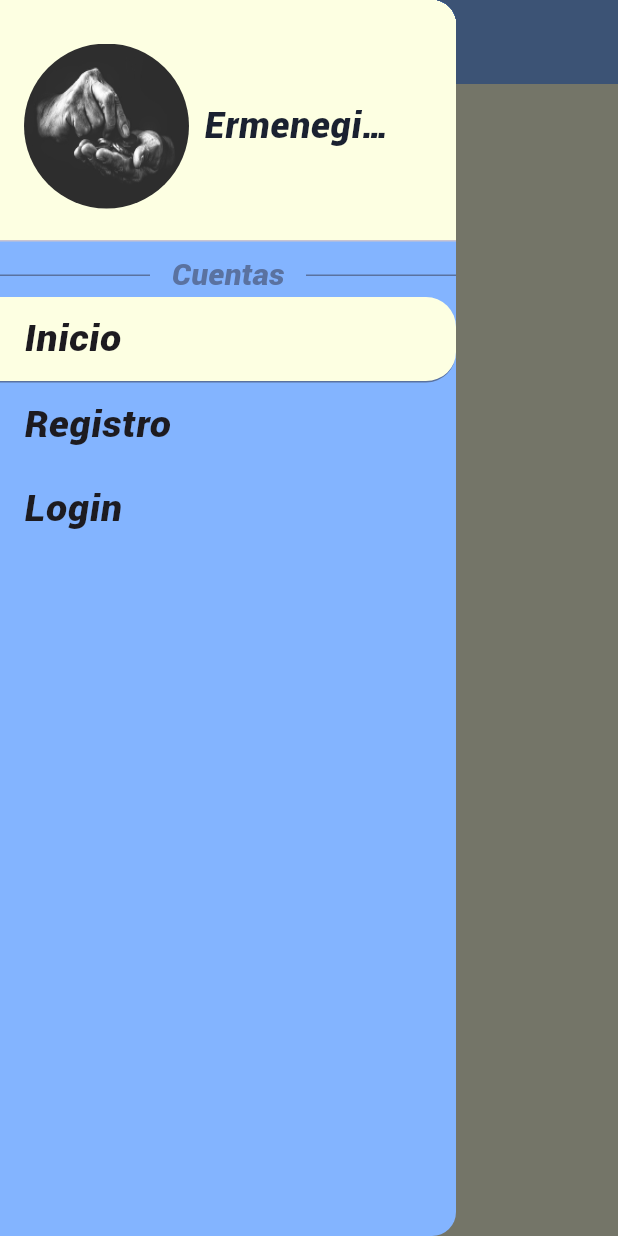
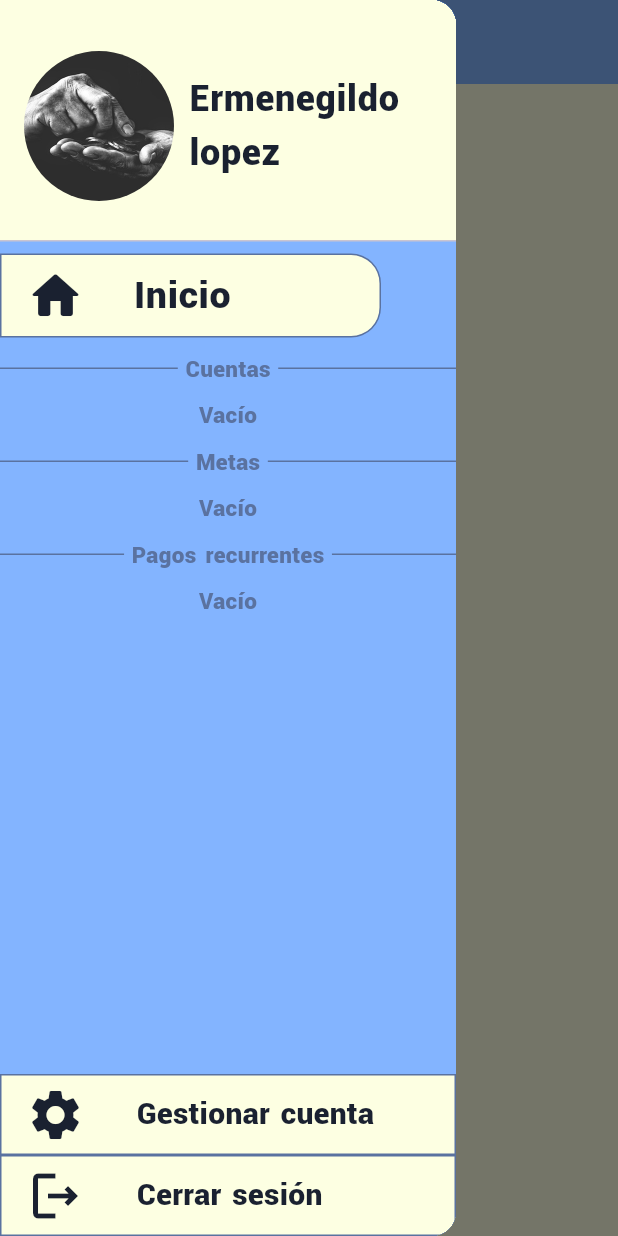
Before and after one commit to H4uSen/App-FINTES, a Flutter app: the InicioPage screen opened directly, with the side drawer open, on a phone screen of 412 x 824 dp. Run offline on Flutter 3.47's test engine with Material 3 defaults, Android fonts, the phone set to English and light mode, and no system bars.

Commit message:
Estilo de drawer terminado

```diff
--- a/lib/pages/home_page.dart
+++ b/lib/pages/home_page.dart
@@ -1,4 +1,4 @@
-import 'package:app_fintes/widgets/drawer.dart';
+import 'package:app_fintes/widgets/drawer/drawer.dart';
 import 'package:flutter/material.dart';
 
 class InicioPage extends StatefulWidget {
--- a/lib/widgets/divider.dart
+++ /dev/null
@@ -1,42 +0,0 @@
-import 'package:app_fintes/widgets/theme_config.dart';
-import 'package:flutter/material.dart';
-
-
-class CustomDivider extends StatefulWidget {
-  final String title;
-  const CustomDivider({
-    super.key, required this.title
-  });
-
-
-
-  @override
-  State<CustomDivider> createState() => _CustomDividerState();
-}
-
-class _CustomDividerState extends State<CustomDivider> {
-  @override
-  Widget build(BuildContext context) {
-    return Row(
-      mainAxisAlignment: MainAxisAlignment.spaceBetween,
-
-      children: [
-        const SizedBox(
-          width: 100,
-          child: Divider(
-            color: CustomColors.darkBlue,
-            thickness: 1,
-          ),
-        ),
-        Text(widget.title, style: const TextStyle(color: CustomColors.darkBlue),),
-        const SizedBox(
-          width: 100,
-          child: Divider(
-            color: CustomColors.darkBlue,
-            thickness: 1,
-          ),
-        ),
-      ],
-    );
-  }
-}
--- a/lib/widgets/drawer.dart
+++ /dev/null
@@ -1,99 +0,0 @@
-import 'package:app_fintes/widgets/divider.dart';
-import 'package:app_fintes/widgets/theme_config.dart';
-import 'package:flutter/material.dart';
-
-class CustomDrawer extends StatelessWidget {
-  const CustomDrawer({super.key});
-
-  @override
-  Widget build(BuildContext context) {
-    return Drawer(
-
-      backgroundColor: CustomColors.lightBlue,
-      child: ListView(
-
-        children: [
-          DrawerHeader(
-            decoration:const BoxDecoration(
-              color: CustomColors.white,
-            ),
-            child: Row(
-              children: [
-                Container(
-                  width: 110,
-                  height: 110,
-                  decoration: const BoxDecoration(
-                    shape: BoxShape.circle,
-                    image: DecorationImage(
-                      image: AssetImage('assets/images/fintes_app.jpg'),
-                      fit: BoxFit.fill,
-                    ),
-                  ),
-                ),
-
-                const Padding(
-                  padding: EdgeInsets.all(10.0),
-                  child: SizedBox(
-                    width: 130,
-                    //TODO: Hacer que agarre el primer nombre del usuario solamente
-                    child: Text(
-                      'Ermenegildo',
-                      maxLines: 1,
-                      overflow: TextOverflow.ellipsis,
-                      style: TextStyle(
-                        color: CustomColors.black,
-                        fontSize: 24,
-                      ),
-                    ),
-                  ),
-                ),
-              ],
-            ),
-          ),
-
-
-          const CustomDivider(title: 'Cuentas'),
-
-
-          Container(
-            alignment: Alignment.center,
-            width: 100,
-            decoration: const BoxDecoration(
-              color: CustomColors.white,
-              borderRadius: BorderRadius.only(
-                topRight: Radius.circular(20),
-                bottomRight: Radius.circular(20),
-              ),
-              border: Border(
-                bottom: BorderSide(
-                  color: CustomColors.darkBlue,
-                  width: 1,
-                ),
-              ),
-            ),
-            child: ListTile(
-              title: const Text('Inicio'),
-
-              onTap: () {
-                Navigator.pushNamed(context, '/');
-              },
-            ),
-          ),
-          ListTile(
-
-            title: const Text('Registro'),
-            onTap: () {
-              Navigator.pushNamed(context, '/registro');
-            },
-          ),
-          ListTile(
-            title: const Text('Login'),
-            onTap: () {
-              Navigator.pushNamed(context, '/login');
-            },
-          ),
-        ],
-      ),
-    );
-  }
-}
--- /dev/null
+++ b/lib/widgets/drawer/divider.dart
@@ -0,0 +1,48 @@
+import 'package:app_fintes/widgets/theme_config.dart';
+import 'package:flutter/material.dart';
+
+
+class CustomDivider extends StatefulWidget {
+  final String title;
+  final bool showLines;
+  const CustomDivider({
+    super.key, required this.title, this.showLines = true
+  });
+
+
+
+  @override
+  State<CustomDivider> createState() => _CustomDividerState();
+}
+
+class _CustomDividerState extends State<CustomDivider> {
+  @override
+  Widget build(BuildContext context) {
+
+
+    return Padding(
+      padding: const EdgeInsets.only(top:10),
+      child: Row(
+        mainAxisAlignment: MainAxisAlignment.spaceBetween,
+        children: [
+          Expanded(
+            child: Divider(
+              color: (widget.showLines)?CustomColors.darkBlue: Colors.transparent,
+              thickness: 1,
+            ),
+          ),
+          Padding(
+            padding: const EdgeInsets.symmetric(horizontal: 5.0),
+            child: Text(widget.title, style: const TextStyle(color: CustomColors.darkBlue,fontSize: 15),),
+          ),
+          Expanded(
+            child: Divider(
+              color: (widget.showLines)?CustomColors.darkBlue: Colors.transparent,
+              thickness: 1,
+            ),
+          ),
+        ],
+      ),
+    );
+  }
+}
--- /dev/null
+++ b/lib/widgets/drawer/drawer.dart
@@ -0,0 +1,88 @@
+import 'package:app_fintes/widgets/drawer/divider.dart';
+import 'package:app_fintes/widgets/drawer/drawer_navbutton.dart';
+import 'package:app_fintes/widgets/drawer/setting_navtile.dart';
+import 'package:app_fintes/widgets/theme_config.dart';
+import 'package:flutter/material.dart';
+
+class CustomDrawer extends StatelessWidget {
+  const CustomDrawer({super.key});
+
+  @override
+  Widget build(BuildContext context) {
+    return Drawer(
+      backgroundColor: CustomColors.lightBlue,
+      child: Column(
+        mainAxisAlignment: MainAxisAlignment.start,
+        children: [
+          DrawerHeader(
+            decoration:const BoxDecoration(
+              color: CustomColors.white,
+            ),
+            child: Row(
+              mainAxisAlignment: MainAxisAlignment.start,
+              children: [
+                Container(
+                  width: 100,
+                  height: 100,
+                  decoration: const BoxDecoration(
+                    shape: BoxShape.circle,
+                    image: DecorationImage(
+                      image: AssetImage('assets/images/fintes_app.jpg'),
+                      fit: BoxFit.cover,
+                    ),
+                  ),
+                ),
+
+                const Padding(
+                  padding: EdgeInsets.all(10.0),
+                  child: SizedBox(
+                    //TODO: Hacer que agarre el primer nombre del usuario solamente
+                    width: 150,
+                    child: Text(
+                      'Ermenegildo lopez',
+                      maxLines: 2,
+                      overflow: TextOverflow.ellipsis,
+                      style: TextStyle(
+                        color: CustomColors.black,
+                        fontSize: 24,
+                      ),
+                    ),
+                  ),
+                ),
+              ],
+            ),
+          ),
+
+          Expanded(
+            child: ListView(
+              children: [
+                DrawerNavTile(
+                  title: 'Inicio',
+                  icon: Icons.home_rounded,
+                  iconBkgColor: CustomColors.white,
+                  onTap: (){},
+                ),
+
+                //TODO: Hacer que los botones se les ponga una sombra para identificar la pagina actual y añadir la navegación a las otras paginas
+                const CustomDivider(title: 'Cuentas'),
+                const CustomDivider(title: 'Vacío', showLines: false),
+                //TODO: Agregar un list builder que cree los botones y muestre las cuentas del usuario
+                const CustomDivider(title: 'Metas'),
+                const CustomDivider(title: 'Vacío', showLines: false),
+
+                const CustomDivider(title: 'Pagos recurrentes'),
+                const CustomDivider(title: 'Vacío', showLines: false),
+
+              ],
+            ),
+          ),
+
+          const SettingNavtile(title: 'Gestionar cuenta',icon: Icons.settings),
+          const SettingNavtile(title: 'Cerrar sesión', icon: Icons.logout_outlined)
+
+        ],
+      ),
+
+    );
+  }
+}
--- /dev/null
+++ b/lib/widgets/drawer/drawer_navbutton.dart
@@ -0,0 +1,49 @@
+import 'package:app_fintes/widgets/theme_config.dart';
+import 'package:flutter/material.dart';
+
+
+class DrawerNavTile extends StatelessWidget {
+  const DrawerNavTile({
+    super.key, required this.title, required this.icon, required this.iconBkgColor, required this.onTap, this.subtitle
+  });
+  final String? subtitle;
+  final String title;
+  final IconData icon;
+  final Color iconBkgColor;
+  final void Function()? onTap;
+
+  @override
+  Widget build(BuildContext context) {
+    return Padding(
+      padding: const EdgeInsets.only(right: 50),
+      child: ListTile(
+        visualDensity: VisualDensity.compact,
+        tileColor: CustomColors.white,
+        shape: const RoundedRectangleBorder(
+          side: BorderSide(width: 1, color: CustomColors.darkBlue),
+          borderRadius: BorderRadius.only(
+            topRight: Radius.circular(20),
+            bottomRight: Radius.circular(20),
+          ),
+        ),
+        leading: Container(
+          height: 40,
+          width: 40,
+          decoration: BoxDecoration(
+            color: iconBkgColor,
+            borderRadius: BorderRadius.circular(50),
+          ),
+          child: Icon(icon, color: CustomColors.black, size: 40),
+        ),
+        subtitle: (subtitle != null)?Text('Hello', style: Theme.of(context).textTheme.bodySmall,):null,
+        title: Padding(
+            padding: const EdgeInsets.only(left: 20),
+            child: Text(title, style: Theme.of(context).textTheme.bodyLarge, maxLines: 1, overflow: TextOverflow.ellipsis,),
+          ),
+        onTap: onTap,
+      ),
+    );
+
+
+  }
+}
--- /dev/null
+++ b/lib/widgets/drawer/setting_navtile.dart
@@ -0,0 +1,36 @@
+import 'package:app_fintes/widgets/theme_config.dart';
+import 'package:flutter/material.dart';
+
+class SettingNavtile extends StatelessWidget {
+  const SettingNavtile({
+    super.key, required this.title, required this.icon, this.subtitle
+  });
+  final String title;
+  final String? subtitle;
+  final IconData icon;
+
+  @override
+  Widget build(BuildContext context) {
+    return ListTile(
+      subtitle: (subtitle != null)?Text('Hello', style: Theme.of(context).textTheme.bodySmall,):null,
+      visualDensity: VisualDensity.comfortable,
+      tileColor: CustomColors.white,
+      shape: const RoundedRectangleBorder(
+        side: BorderSide(width: 1, color: CustomColors.darkBlue),
+      ),
+      leading: Container(
+        height: 40,
+        width: 40,
+        decoration: BoxDecoration(
+          color: CustomColors.white,
+          borderRadius: BorderRadius.circular(50),
+        ),
+        child: Icon(icon, color: CustomColors.black, size: 40),
+      ),
+      title: Padding(
+          padding: const EdgeInsets.only(left: 20),
+          child: Text(title, style: Theme.of(context).textTheme.bodyMedium,maxLines: 1, overflow: TextOverflow.ellipsis,),
+        ),
+      onTap: (){});
+  }
+}
--- a/lib/widgets/theme_config.dart
+++ b/lib/widgets/theme_config.dart
@@ -16,21 +16,21 @@ ThemeData customThemeData = ThemeData(
         ),
         appBarTheme:const AppBarTheme(
           backgroundColor: CustomColors.lightBlue,
-          titleTextStyle: TextStyle(color: CustomColors.black, fontSize: 30, fontFamily: 'Roboto'),
+          titleTextStyle: TextStyle(color: CustomColors.black, fontSize: 30, fontFamily: 'Roboto', wordSpacing: 2),
         ),
         textTheme: const TextTheme(
-          titleSmall: TextStyle(color: CustomColors.black, fontSize: 20),
-          bodySmall: TextStyle(color: CustomColors.black, fontSize: 15),
-          headlineSmall: TextStyle(color: CustomColors.black, fontSize: 25),
+          titleSmall: TextStyle(color: CustomColors.black, fontSize: 20, wordSpacing: 2),
+          bodySmall: TextStyle(color: CustomColors.black, fontSize: 15, wordSpacing: 2),
+          headlineSmall: TextStyle(color: CustomColors.black, fontSize: 25, wordSpacing: 2),
 
-          titleMedium: TextStyle(color: CustomColors.black, fontSize: 30),
-          bodyMedium: TextStyle(color: CustomColors.black, fontSize: 20),
-          headlineMedium: TextStyle(color: CustomColors.black, fontSize: 35),
-          labelMedium: TextStyle(color: CustomColors.black, fontSize: 20),
+          titleMedium: TextStyle(color: CustomColors.black, fontSize: 30, wordSpacing: 2),
+          bodyMedium: TextStyle(color: CustomColors.black, fontSize: 20, wordSpacing: 2),
+          headlineMedium: TextStyle(color: CustomColors.black, fontSize: 35, wordSpacing: 2),
+          labelMedium: TextStyle(color: CustomColors.black, fontSize: 20, wordSpacing: 2),
 
-          titleLarge: TextStyle(color: CustomColors.black, fontSize: 40),
-          bodyLarge: TextStyle(color: CustomColors.black, fontSize: 25),
-          headlineLarge: TextStyle(color: CustomColors.black, fontSize: 45),
-          labelLarge: TextStyle(color: CustomColors.black, fontSize: 25),
+          titleLarge: TextStyle(color: CustomColors.black, fontSize: 40, wordSpacing: 2),
+          bodyLarge: TextStyle(color: CustomColors.black, fontSize: 25, wordSpacing: 2),
+          headlineLarge: TextStyle(color: CustomColors.black, fontSize: 45, wordSpacing: 2),
+          labelLarge: TextStyle(color: CustomColors.black, fontSize: 25, wordSpacing: 2),
         ),
       );
--- a/pubspec.yaml
+++ b/pubspec.yaml
@@ -41,7 +41,7 @@ flutter:
   fonts:
      - family: Roboto
        fonts:
-         - asset: assets/fonts/Roboto-BlackItalic.ttf
+         - asset: assets/fonts/Roboto-Black.ttf
   #   - family: Trajan Pro
   #     fonts:
   #       - asset: fonts/TrajanPro.ttf
```
